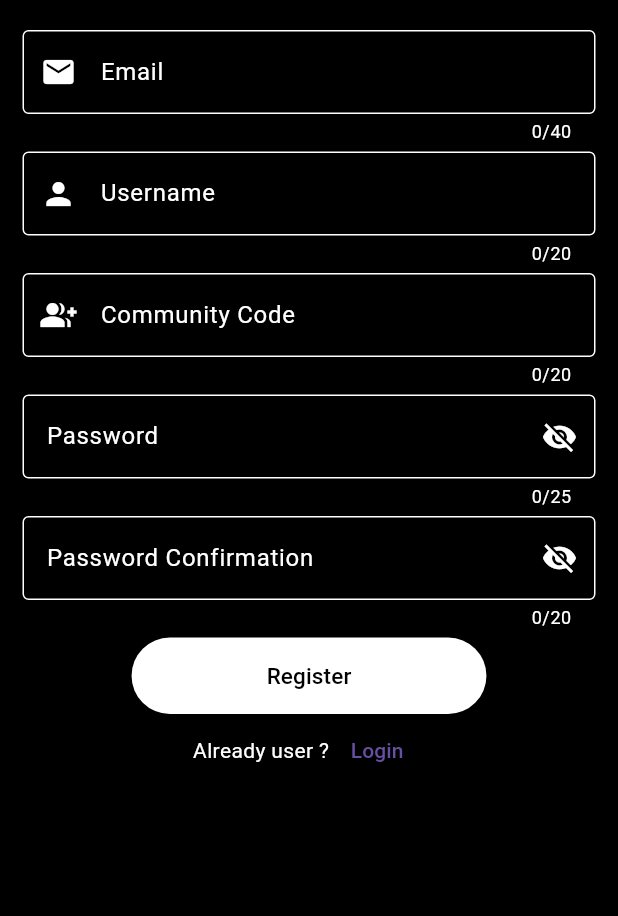
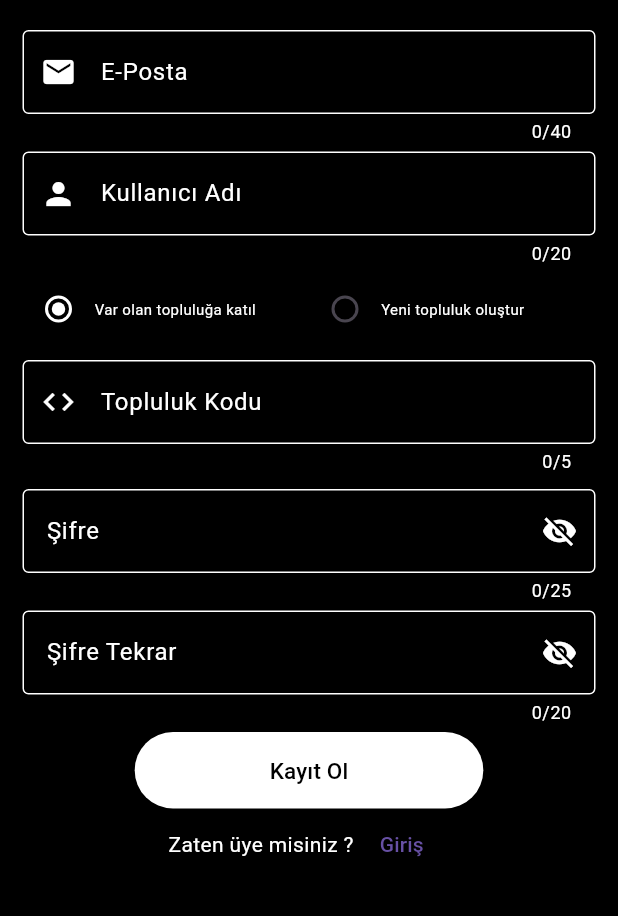
Before and after one commit to emre-kd/agApp, a Flutter app: the Register screen opened directly, on a phone screen of 412 x 824 dp, the part 294-1210 px from its top. Run offline on Flutter 3.47's test engine with Material 3 defaults, Android fonts, the phone set to English and light mode, and no system bars; our stand-ins replace file_picker, get, google_fonts, image_picker, photo_view, shared_preferences and 1 more; accounts and stored records are empty; Roboto replaces fonts that are missing (Tektur).

Commit message:
register page ui changes

```diff
--- a/lib/constant.dart
+++ b/lib/constant.dart
@@ -1,7 +1,7 @@
 
 
-const baseURL = 'http://192.168.1.105:8000/api';
-const baseNormalURL = 'http://192.168.1.105:8000';
+const baseURL = 'http://192.168.1.106:8000/api';
+const baseNormalURL = 'http://192.168.1.106:8000';
 
 const loginURL = '$baseURL/login';
 const registerURL = '$baseURL/register';
--- a/lib/controllers/authentication.dart
+++ b/lib/controllers/authentication.dart
@@ -151,7 +151,7 @@ class AuthenticationController extends GetxController {
     required String password,
     required String password_confirmation,
     required BuildContext context,
-     String? role,
+
   }) async {
     try {
       isLoading.value = true;
--- a/lib/screens/register.dart
+++ b/lib/screens/register.dart
@@ -13,6 +13,10 @@ class Register extends StatefulWidget {
 }
 
 class _RegisterState extends State<Register> {
+  String _communityChoice = 'join'; // 'join' or 'create'
+  final TextEditingController communityNameController = TextEditingController();
+  final TextEditingController communityDescController = TextEditingController();
+  final TextEditingController communityCodeController = TextEditingController();
   final TextEditingController userNameController = TextEditingController();
   final TextEditingController emailController = TextEditingController();
   final TextEditingController passwordController = TextEditingController();
@@ -26,14 +30,25 @@ class _RegisterState extends State<Register> {
   bool isLoading = false;
 
   void registerUser() async {
+   if (_communityChoice == 'create') {
+    // Yeni topluluk oluşturulacak
     await _authenticationController.register(
       username: userNameController.text.trim(),
       email: emailController.text.trim(),
       password: passwordController.text.trim(),
       password_confirmation: passwordConfirmationController.text.trim(),
-      context: context, // Pass context for navigation
-
+      context: context,
     );
+  } else {
+    // Var olan topluluğa katılım
+    await _authenticationController.register(
+      username: userNameController.text.trim(),
+      email: emailController.text.trim(),
+      password: passwordController.text.trim(),
+      password_confirmation: passwordConfirmationController.text.trim(),
+      context: context,
+    );
+  }
   }
 
   @override
@@ -46,7 +61,8 @@ Widget build(BuildContext context) {
         backgroundColor: Colors.black,
         foregroundColor: Colors.white,
       ),
-    body: SingleChildScrollView( // Added SingleChildScrollView
+      body: SingleChildScrollView(
+        // Added SingleChildScrollView
         child: Padding(
           padding: const EdgeInsets.only(top: 20, right: 15, left: 15),
           child: Column(
@@ -62,7 +78,7 @@ Widget build(BuildContext context) {
                   keyboardType: TextInputType.emailAddress,
                   controller: emailController,
                   decoration: InputDecoration(
-                  labelText: 'Email',
+                    labelText: 'E-Posta',
                     labelStyle: const TextStyle(color: Colors.white),
                     helperText:
                         _authenticationController.errors['email'] ??
@@ -102,7 +118,7 @@ Widget build(BuildContext context) {
                   style: TextStyle(color: Colors.white),
                   controller: userNameController,
                   decoration: InputDecoration(
-                  labelText: 'Username',
+                    labelText: 'Kullanıcı Adı',
                     labelStyle: TextStyle(color: Colors.white),
                     helperText:
                         _authenticationController.errors['username'] ??
@@ -135,47 +151,98 @@ Widget build(BuildContext context) {
               ),
 
               SizedBox(height: 5),
-            // Username field
-            Obx(
+
+                   // Community Selection
+            Row(
+              children: [
+                Radio<String>(
+                  value: 'join',
+                  groupValue: _communityChoice,
+                  onChanged:
+                      (value) => setState(() => _communityChoice = value!),
+                  activeColor: Colors.white,
+                ),
+                const Expanded(
+                  child: Text(
+                    "Var olan topluluğa katıl",
+                    style: TextStyle(color: Colors.white, fontSize: 10),
+                    overflow: TextOverflow.ellipsis,
+                  ),
+                ),
+                Radio<String>(
+                  value: 'create',
+                  groupValue: _communityChoice,
+                  onChanged:
+                      (value) => setState(() => _communityChoice = value!),
+                  activeColor: Colors.white,
+                ),
+                const Expanded(
+                  child: Text(
+                    "Yeni topluluk oluştur",
+                    style: TextStyle(color: Colors.white, fontSize: 10),
+                    overflow: TextOverflow.ellipsis,
+                  ),
+                ),
+              ],
+            ),
+
+            const SizedBox(height: 10),
+
+            // Conditional Fields
+            _communityChoice == 'join'
+                ? Obx(
                   () => TextField(
-                maxLength: 20,
-                cursorColor: Colors.white,
-                style: TextStyle(color: Colors.white),
-                // controller: userNameController,
+                    maxLength: 5,
+                    controller: communityCodeController,
+                    style: const TextStyle(color: Colors.white),
                     decoration: InputDecoration(
-                  labelText: 'Community Code',
-                  labelStyle: TextStyle(color: Colors.white),
+                      labelText: 'Topluluk Kodu',
+                      labelStyle: const TextStyle(color: Colors.white),
                       helperText:
-                      _authenticationController.errors['community_code'] ??
                           _authenticationController.errors['community_code'],
                       helperStyle: TextStyle(
                         color:
-                        _authenticationController.errors['community_code'] != null
+                            _authenticationController
+                                        .errors['community_code'] !=
+                                    null
                                 ? Colors.red
                                 : Colors.white,
                       ),
-                  prefixIcon: Icon(Icons.group_add, color: Colors.white),
+                      prefixIcon: const Icon(Icons.code, color: Colors.white),
                       enabledBorder: OutlineInputBorder(
-                    borderSide: BorderSide(
-                      color:
-                          _authenticationController.errors['community_code'] != null
-                              ? Colors.red
-                              : Colors.white,
-                    ),
+                        borderSide: BorderSide(color: Colors.white),
                       ),
                       focusedBorder: OutlineInputBorder(
-                    borderSide: BorderSide(
-                      color:
-                          _authenticationController.errors['community_code'] != null
-                              ? Colors.red
-                              : Colors.white,
+                        borderSide: BorderSide(color: Colors.white),
                       ),
                     ),
                   ),
+                )
+                : Column(
+                  children: [
+                    TextField(
+                      maxLength: 20,
+                      controller: communityNameController,
+                      style: const TextStyle(color: Colors.white),
+                      decoration: const InputDecoration(
+                        labelText: 'Topluluk Adı',
+                        labelStyle: TextStyle(color: Colors.white),
+                        prefixIcon: Icon(Icons.group, color: Colors.white),
+                        enabledBorder: OutlineInputBorder(
+                          borderSide: BorderSide(color: Colors.white),
+                        ),
+                        focusedBorder: OutlineInputBorder(
+                          borderSide: BorderSide(color: Colors.white),
                         ),
                       ),
-            SizedBox(height: 5),
-            // Password field
+                    ),
+
+
+                  ],
+                ),
+
+            const SizedBox(height: 10),
+
               Obx(
                 () => TextField(
                   maxLength: 25,
@@ -184,7 +251,7 @@ Widget build(BuildContext context) {
                   controller: passwordController,
                   obscureText: _obscurePassword,
                   decoration: InputDecoration(
-                  labelText: 'Password',
+                    labelText: 'Şifre',
                     labelStyle: TextStyle(color: Colors.white),
                     helperText:
                         _authenticationController.errors['password'] ??
@@ -228,6 +295,8 @@ Widget build(BuildContext context) {
                 ),
               ),
               SizedBox(height: 5),
+
+
               // Password confirmation field
               Obx(
                 () => TextField(
@@ -237,7 +306,7 @@ Widget build(BuildContext context) {
                   controller: passwordConfirmationController,
                   obscureText: _obscurePassword,
                   decoration: InputDecoration(
-                  labelText: 'Password Confirmation',
+                    labelText: 'Şifre Tekrar',
                     labelStyle: TextStyle(color: Colors.white),
                     helperText:
                         _authenticationController.errors['password'] ??
@@ -294,16 +363,20 @@ Widget build(BuildContext context) {
                         ),
                       ),
                       onPressed: registerUser,
-                      child: isLoading
+                      child:
+                          isLoading
                               ? CircularProgressIndicator(color: Colors.white)
-                          : Text('Register', style: TextStyle(fontSize: 15)),
+                              : Text(
+                                'Kayıt Ol',
+                                style: TextStyle(fontSize: 15),
+                              ),
                     );
               }),
               Row(
                 mainAxisAlignment: MainAxisAlignment.center,
                 children: [
                   const Text(
-                  "Already user ?",
+                    "Zaten üye misiniz ?",
                     style: TextStyle(color: Colors.white),
                   ),
                   TextButton(
@@ -313,7 +386,7 @@ Widget build(BuildContext context) {
                         MaterialPageRoute(builder: (context) => Login()),
                       );
                     },
-                  child: const Text("Login"),
+                    child: const Text("Giriş"),
                   ),
                 ],
               ),
```
Lines whose indentation alone changed are shown as unchanged.
